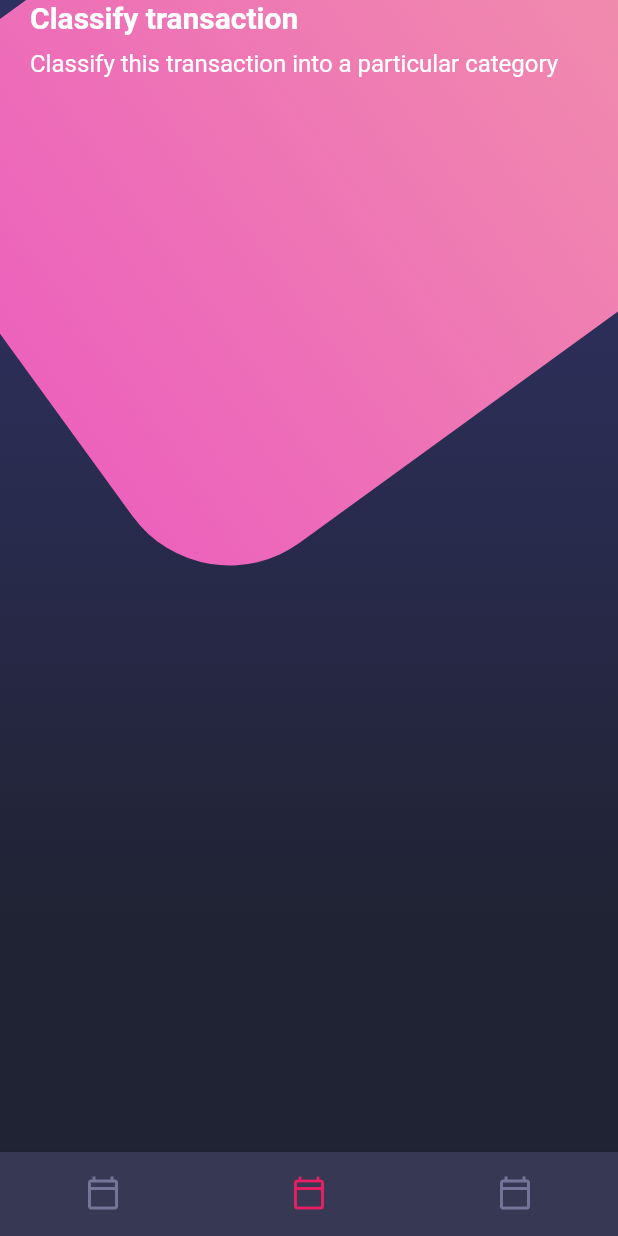
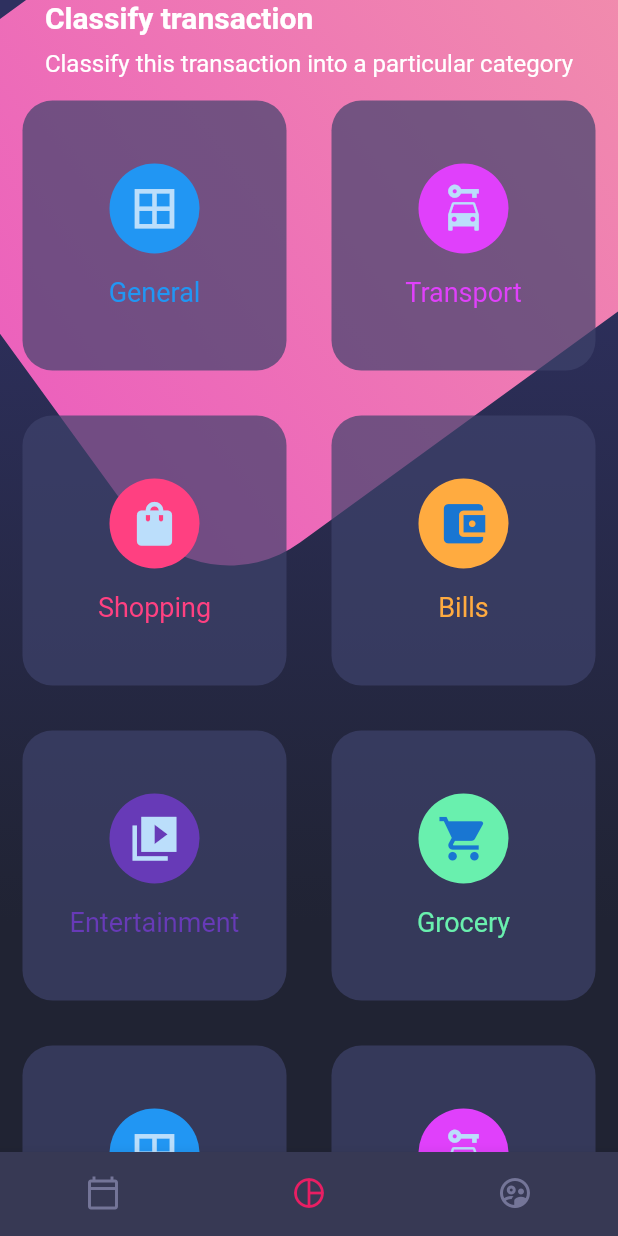
Before and after one commit to RommelOlachea/disenos_flutter, a Flutter app: the screen it shows after launch, on a phone screen of 412 x 824 dp. Run offline on Flutter 3.47's test engine with Material 2 defaults, Android fonts, the phone set to English and light mode, and no system bars.

Commit message:
Table y TableRow

```diff
--- a/lib/screens/home_screen.dart
+++ b/lib/screens/home_screen.dart
@@ -1,3 +1,4 @@
+import 'package:disenos/widgets/card_table.dart';
 import 'package:flutter/material.dart';
 
 import '../widgets/widgets.dart';
@@ -26,6 +27,8 @@ class _HomeBody extends StatelessWidget {
       child: Column(
         children: [
           PageTitle(),
+          //Card Table
+          CardTable(),
         ],
       ),
     );
--- /dev/null
+++ b/lib/widgets/card_table.dart
@@ -0,0 +1,111 @@
+import 'package:flutter/material.dart';
+
+class CardTable extends StatelessWidget {
+  @override
+  Widget build(BuildContext context) {
+    return Table(
+      children: [
+        TableRow(children: [
+          _SingleCard(
+            color: Colors.blue,
+            icon: Icons.border_all_outlined,
+            text: 'General',
+          ),
+          _SingleCard(
+            color: Colors.purpleAccent,
+            icon: Icons.car_rental,
+            text: 'Transport',
+          ),
+        ]),
+        TableRow(children: [
+          _SingleCard(
+            color: Colors.pinkAccent,
+            icon: Icons.shopping_bag,
+            text: 'Shopping',
+          ),
+          _SingleCard(
+            color: Colors.orangeAccent,
+            icon: Icons.account_balance_wallet,
+            text: 'Bills',
+          ),
+        ]),
+        TableRow(children: [
+          _SingleCard(
+            color: Colors.deepPurple,
+            icon: Icons.video_library_sharp,
+            text: 'Entertainment',
+          ),
+          _SingleCard(
+            color: Colors.greenAccent,
+            icon: Icons.local_grocery_store,
+            text: 'Grocery',
+          ),
+        ]),
+        TableRow(children: [
+          _SingleCard(
+            color: Colors.blue,
+            icon: Icons.border_all_outlined,
+            text: 'General',
+          ),
+          _SingleCard(
+            color: Colors.purpleAccent,
+            icon: Icons.car_rental,
+            text: 'Transport',
+          ),
+        ]),
+        TableRow(children: [
+          _SingleCard(
+            color: Colors.pinkAccent,
+            icon: Icons.shopping_bag,
+            text: 'Shopping',
+          ),
+          _SingleCard(
+            color: Colors.orangeAccent,
+            icon: Icons.account_balance_wallet,
+            text: 'Bills',
+          ),
+        ]),
+      ],
+    );
+  }
+}
+
+class _SingleCard extends StatelessWidget {
+  final IconData icon;
+  final Color color;
+  final String text;
+
+  const _SingleCard(
+      {super.key, required this.icon, required this.color, required this.text});
+
+  @override
+  Widget build(BuildContext context) {
+    return Container(
+      margin: EdgeInsets.all(15),
+      height: 180,
+      decoration: BoxDecoration(
+          color: Color.fromRGBO(62, 66, 107, 0.7),
+          borderRadius: BorderRadius.circular(20)),
+      child: Column(
+        mainAxisAlignment: MainAxisAlignment.center,
+        children: [
+          CircleAvatar(
+            backgroundColor: this.color,
+            child: Icon(
+              this.icon,
+              size: 35,
+            ),
+            radius: 30,
+          ),
+          SizedBox(
+            height: 15,
+          ),
+          Text(
+            this.text,
+            style: TextStyle(color: this.color, fontSize: 18),
+          )
+        ],
+      ),
+    );
+  }
+}
--- a/lib/widgets/custom_bottom_navigation.dart
+++ b/lib/widgets/custom_bottom_navigation.dart
@@ -17,9 +17,10 @@ class CustomBottomNavigation extends StatelessWidget {
             ),
             label: 'Calendario'),
         BottomNavigationBarItem(
-            icon: Icon(Icons.calendar_today_outlined), label: 'Graficas'),
+            icon: Icon(Icons.pie_chart_outline_outlined), label: 'Graficas'),
         BottomNavigationBarItem(
-            icon: Icon(Icons.calendar_today_outlined), label: 'Usuario'),
+            icon: Icon(Icons.supervised_user_circle_outlined),
+            label: 'Usuario'),
       ],
     );
   }
```
